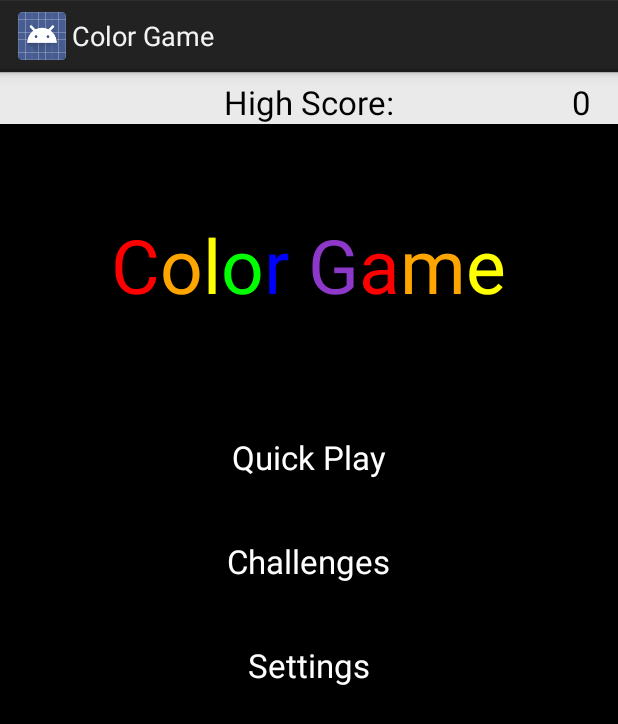
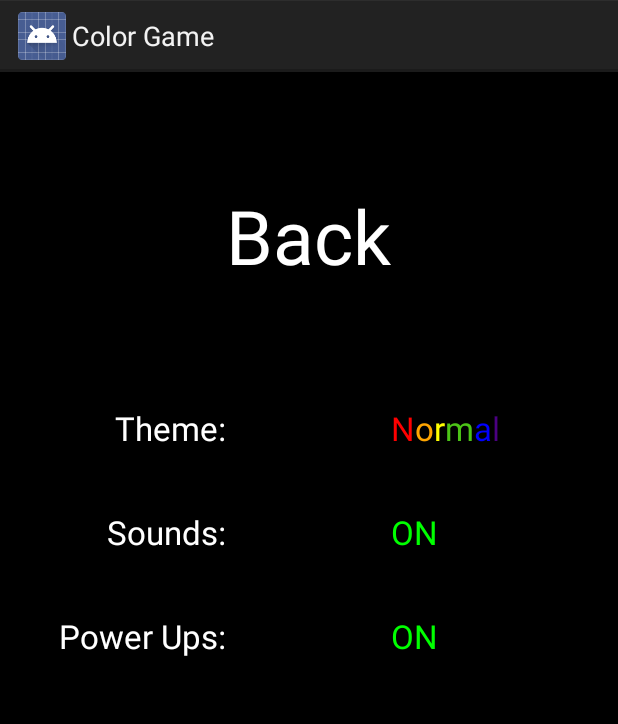
Before and after one commit to VinnieRossi/Color_Game, an Android app: the screen it shows after launch (MainActivity before the commit, Settings after it), after a tap on "Settings", on a phone screen of 412 x 824 dp. Shown: the top 724 px of the screen. Run offline under Robolectric (Android 15) with nearby library versions, the phone set to English and light mode, and no system bars.

Commit message:
Huge overhaul. Large change to main activity. Added settings activity. Added settings. Added life system.

```diff
--- a/app/build.gradle
+++ b/app/build.gradle
@@ -6,7 +6,7 @@ android {
 
     defaultConfig {
         applicationId "com.vinal.color_game"
-        minSdkVersion 8
+        minSdkVersion 11
         targetSdkVersion 19
     }
 
--- a/app/src/main/java/com/vinal/color_game/MainActivity.java
+++ b/app/src/main/java/com/vinal/color_game/MainActivity.java
@@ -1,8 +1,10 @@
 package com.vinal.color_game;
 
 
-import java.lang.reflect.Array;
+
 import java.util.ArrayList;
+
+
 import android.app.Activity;
 import android.content.Context;
 import android.content.Intent;
@@ -10,7 +12,7 @@ import android.content.SharedPreferences;
 import android.graphics.Bitmap;
 import android.graphics.Canvas;
 import android.os.Bundle;
-import android.os.Handler;
+
 import android.text.SpannableString;
 import android.text.style.ForegroundColorSpan;
 import android.view.View;
@@ -22,15 +24,15 @@ public class MainActivity extends Activity {
 	private ImageView playScreen;
 	private TextView score;
     private TextView gameTitle;
-    private TextView quickPlay;
-    private TextView challenges;
-    private TextView settings;
+    private TextView quickPlayText;
+    private TextView challengesText;
+    private TextView settingsText;
 
     private Canvas canvas;
 
     private int highScore;
-    private int oldScore;
-    private ArrayList<Integer> colors = new ArrayList<Integer>();;
+    private ArrayList<Integer> colors = new ArrayList<Integer>();
+
 
 	protected void onCreate(Bundle savedInstanceState) {
 
@@ -40,13 +42,14 @@ public class MainActivity extends Activity {
 		playScreen = (ImageView) findViewById(R.id.playScreen);
 		score = (TextView) findViewById(R.id.scoreValue);
         gameTitle = (TextView) findViewById(R.id.gameTitle);
-        quickPlay = (TextView) findViewById(R.id.quickPlay);
-        challenges = (TextView) findViewById(R.id.challenges);
-        settings = (TextView) findViewById(R.id.settings);
-
+        quickPlayText = (TextView) findViewById(R.id.quickPlayText);
+        challengesText = (TextView) findViewById(R.id.challengesText);
+        settingsText = (TextView) findViewById(R.id.settingsText);
 
 
         SharedPreferences prefs = this.getSharedPreferences("myPrefsKey", Context.MODE_PRIVATE);
+        SharedPreferences.Editor editor = prefs.edit();
+
         highScore = prefs.getInt("key", 0);
         String oS = highScore + "";
         score.setText(oS);
@@ -66,26 +69,26 @@ public class MainActivity extends Activity {
 
         setTitle();
 
-        quickPlay.setOnClickListener(new View.OnClickListener() {
-
+        quickPlayText.setOnClickListener(new View.OnClickListener() {
             public void onClick(View view) {
+                //intent.putExtra("intercept this", variable);
                 Intent intent = new Intent(MainActivity.this, Game.class);
-                //intent.putExtra("intercept this", variable);
                 MainActivity.this.startActivity(intent);
             }
         });
 
-        challenges.setOnClickListener(new View.OnClickListener() {
+        challengesText.setOnClickListener(new View.OnClickListener() {
+            public void onClick(View view) {
 
-            public void onClick(View view) {
 
             }
         });
 
-        settings.setOnClickListener(new View.OnClickListener() {
-
+        settingsText.setOnClickListener(new View.OnClickListener() {
             public void onClick(View view) {
 
+                Intent intent = new Intent(MainActivity.this, Settings.class);
+                MainActivity.this.startActivity(intent);
             }
         });
 	}
@@ -94,13 +97,9 @@ public class MainActivity extends Activity {
         super.onResume();
 
         SharedPreferences prefs = this.getSharedPreferences("myPrefsKey", Context.MODE_PRIVATE);
-        oldScore = prefs.getInt("key", 0);
-        String oS = oldScore + "";
+        highScore = prefs.getInt("key", 0);
+        String oS = highScore + "";
         score.setText(oS);
-    }
-
-    protected void onPause() {
-        super.onPause();
     }
 
     public void setTitle() {
@@ -126,12 +125,15 @@ IDEAS:
 I like the look of blank squares with white background
 Probably remove negative points for a life system, if you have full life at 10k, 25, 50k then you get a bonus. Or negative points scale?
 Possible sweet spot in circle/different noise
-Power ups? Explosive hit, laser rain, etc
+Power ups? Explosive hit, laser rain, every good hit pops another bubble, etc
 A colorwheel that determines the right color to hit?
 Misclick/clicking when wrong color grays it out and requires 2 clicks now?
 Flash red/white then fade out
 Loading screen discs that fan out and line up
 Dont let circles get too small
+Background color settings?
+achievements: double tap required, double speed, start with x circles, 1 life, etc
+
 
 MOVE THIS ALL OUT
 
--- /dev/null
+++ b/app/src/main/java/com/vinal/color_game/Settings.java
@@ -0,0 +1,230 @@
+package com.vinal.color_game;
+
+
+
+import android.app.Activity;
+import android.content.Context;
+import android.content.SharedPreferences;
+import android.graphics.Bitmap;
+import android.os.Bundle;
+import android.text.SpannableString;
+import android.text.style.ForegroundColorSpan;
+import android.view.View;
+import android.widget.ImageView;
+import android.widget.TextView;
+
+import org.w3c.dom.Text;
+
+import java.util.ArrayList;
+import java.util.List;
+
+/**
+ * Created by Vinnie on 12/16/2014.
+ */
+public class Settings extends Activity {
+
+    private ImageView settingsScreen;
+    private TextView back;
+    private TextView themeText;
+    private TextView soundText;
+    private TextView powerUpText;
+    private TextView themeValue;
+    private TextView soundOnText;
+    private TextView powerUpOnText;
+
+    private String currentSettings;
+    private int currentTheme = 0;
+    private List<String> themes;
+    private boolean soundOn = true;
+    private boolean powerUpsOn = true;
+
+    protected void onCreate(Bundle savedInstanceState) {
+
+        super.onCreate(savedInstanceState);
+        setContentView(R.layout.activity_settings_layout);
+
+        settingsScreen = (ImageView) findViewById(R.id.settingsScreen);
+        back = (TextView) findViewById(R.id.back);
+        themeText = (TextView) findViewById(R.id.themeText);
+        themeValue = (TextView) findViewById(R.id.themeValue);
+        soundText = (TextView) findViewById(R.id.soundsText);
+        soundOnText = (TextView) findViewById(R.id.soundValue);
+        powerUpText = (TextView) findViewById(R.id.powerUpsText);
+        powerUpOnText = (TextView) findViewById(R.id.powerUpValue);
+
+        SharedPreferences prefs = this.getSharedPreferences("myPrefsKey", Context.MODE_PRIVATE);
+        SharedPreferences.Editor editor = prefs.edit();
+
+        Bitmap bitmap = Bitmap.createBitmap(1080, 1600, Bitmap.Config.ARGB_8888);
+        settingsScreen.setImageBitmap(bitmap);
+        settingsScreen.setBackgroundColor(getResources().getColor(R.color.black));
+        currentSettings = prefs.getString("settings", "011");
+
+        themes = new ArrayList<String>();
+        themes.add("Normal");
+        themes.add("GrayScale");
+        themes.add("Hot");
+        themes.add("Cool");
+
+        currentTheme = Integer.parseInt(currentSettings.substring(0, 1));
+        soundOn = (currentSettings.substring(1, 2).equals("1"));
+        powerUpsOn = (currentSettings.substring(2).equals("1"));
+
+        if (soundOn) {
+            soundOnText.setText("ON");
+            soundOnText.setTextColor(getResources().getColor(R.color.green));
+        } else {
+            soundOnText.setText("OFF");
+            soundOnText.setTextColor(getResources().getColor(R.color.red));
+        }
+        if (powerUpsOn) {
+            powerUpOnText.setText("ON");
+            powerUpOnText.setTextColor(getResources().getColor(R.color.green));
+        } else {
+            powerUpOnText.setText("OFF");
+            powerUpOnText.setTextColor(getResources().getColor(R.color.red));
+        }
+        themeValue.setText(themes.get(currentTheme));
+        setColoredText((String)themeValue.getText());
+
+        back.setOnClickListener(new View.OnClickListener() {
+            public void onClick(View view) {
+                onPause();
+            }
+        });
+
+        themeText.setOnClickListener(new View.OnClickListener() {
+            public void onClick(View view) {
+                currentTheme = (currentTheme + 1) % themes.size();
+                themeValue.setText(themes.get(currentTheme));
+                setColoredText((String)themeValue.getText());
+            }
+        });
+
+        themeValue.setOnClickListener(new View.OnClickListener() {
+            public void onClick(View view) {
+                currentTheme = (currentTheme + 1) % themes.size();
+                themeValue.setText(themes.get(currentTheme));
+                setColoredText((String)themeValue.getText());
+            }
+        });
+
+        soundText.setOnClickListener(new View.OnClickListener() {
+            public void onClick(View view) {
+                soundOn = !soundOn;
+                if (soundOn) {
+                    soundOnText.setText("ON");
+                    soundOnText.setTextColor(getResources().getColor(R.color.green));
+                } else {
+                    soundOnText.setText("OFF");
+                    soundOnText.setTextColor(getResources().getColor(R.color.red));
+                }
+            }
+        });
+
+        soundOnText.setOnClickListener(new View.OnClickListener() {
+            public void onClick(View view) {
+                soundOn = !soundOn;
+                if (soundOn) {
+                    soundOnText.setText("ON");
+                    soundOnText.setTextColor(getResources().getColor(R.color.green));
+                } else {
+                    soundOnText.setText("OFF");
+                    soundOnText.setTextColor(getResources().getColor(R.color.red));
+                }
+            }
+        });
+
+        powerUpText.setOnClickListener(new View.OnClickListener() {
+            public void onClick(View view) {
+                powerUpsOn = !powerUpsOn;
+                if (powerUpsOn) {
+                    powerUpOnText.setText("ON");
+                    powerUpOnText.setTextColor(getResources().getColor(R.color.green));
+                } else {
+                    powerUpOnText.setText("OFF");
+                    powerUpOnText.setTextColor(getResources().getColor(R.color.red));
+                }
+            }
+        });
+
+        powerUpOnText.setOnClickListener(new View.OnClickListener() {
+            public void onClick(View view) {
+                powerUpsOn = !powerUpsOn;
+                if (powerUpsOn) {
+                    powerUpOnText.setText("ON");
+                    powerUpOnText.setTextColor(getResources().getColor(R.color.green));
+                } else {
+                    powerUpOnText.setText("OFF");
+                    powerUpOnText.setTextColor(getResources().getColor(R.color.red));
+                }
+            }
+        });
+    }
+
+    protected void onPause() {
+        super.onPause();
+
+        SharedPreferences prefs = this.getSharedPreferences("myPrefsKey", Context.MODE_PRIVATE);
+        SharedPreferences.Editor editor = prefs.edit();
+
+        currentSettings = "" + currentTheme;
+        currentSettings += soundOn ? "1" : "0";
+        currentSettings += powerUpsOn ? "1" : "0";
+        editor.putString("settings", currentSettings);
+        editor.commit();
+        finish();
+    }
+
+    public void setColoredText(String themeText) {
+
+        ArrayList<Integer> colors = new ArrayList<Integer>();
+        colors.add(getResources().getColor(R.color.red));
+        colors.add(getResources().getColor(R.color.red_orange));
+        colors.add(getResources().getColor(R.color.orange));
+        colors.add(getResources().getColor(R.color.yellow));
+        colors.add(getResources().getColor(R.color.green));
+        colors.add(getResources().getColor(R.color.green_apple));
+        colors.add(getResources().getColor(R.color.turquoise));
+        colors.add(getResources().getColor(R.color.blue));
+        colors.add(getResources().getColor(R.color.violet_blue));
+        colors.add(getResources().getColor(R.color.violet));
+        colors.add(getResources().getColor(R.color.indigo));
+        colors.add(getResources().getColor(R.color.white));
+        colors.add(getResources().getColor(R.color.gray_cloud));
+        colors.add(getResources().getColor(R.color.gray));
+        colors.add(getResources().getColor(R.color.gray_dolphin));
+        colors.add(getResources().getColor(R.color.black_cat));
+
+        SpannableString text = new SpannableString(themeValue.getText());
+        if (themeText.equals("Normal")) {
+            text.setSpan(new ForegroundColorSpan(colors.get(0)), 0, 1, 0);
+            text.setSpan(new ForegroundColorSpan(colors.get(2)), 1, 2, 0);
+            text.setSpan(new ForegroundColorSpan(colors.get(3)), 2, 3, 0);
+            text.setSpan(new ForegroundColorSpan(colors.get(5)), 3, 4, 0);
+            text.setSpan(new ForegroundColorSpan(colors.get(7)), 4, 5, 0);
+            text.setSpan(new ForegroundColorSpan(colors.get(10)), 5, 6, 0);
+        } else if (themeText.equals("GrayScale")) {
+            text.setSpan(new ForegroundColorSpan(colors.get(11)), 0, 1, 0);
+            text.setSpan(new ForegroundColorSpan(colors.get(12)), 1, 2, 0);
+            text.setSpan(new ForegroundColorSpan(colors.get(13)), 2, 3, 0);
+            text.setSpan(new ForegroundColorSpan(colors.get(14)), 3, 4, 0);
+            text.setSpan(new ForegroundColorSpan(colors.get(15)), 4, 5, 0);
+            text.setSpan(new ForegroundColorSpan(colors.get(11)), 5, 6, 0);
+            text.setSpan(new ForegroundColorSpan(colors.get(12)), 6, 7, 0);
+            text.setSpan(new ForegroundColorSpan(colors.get(13)), 7, 8, 0);
+            text.setSpan(new ForegroundColorSpan(colors.get(14)), 8, 9, 0);
+        }  else if (themeText.equals("Hot")) {
+            text.setSpan(new ForegroundColorSpan(colors.get(0)), 0, 1, 0);
+            text.setSpan(new ForegroundColorSpan(colors.get(1)), 1, 2, 0);
+            text.setSpan(new ForegroundColorSpan(colors.get(2)), 2, 3, 0);
+        } else if (themeText.equals("Cool")) {
+            text.setSpan(new ForegroundColorSpan(colors.get(7)), 0, 1, 0);
+            text.setSpan(new ForegroundColorSpan(colors.get(8)), 1, 2, 0);
+            text.setSpan(new ForegroundColorSpan(colors.get(9)), 2, 3, 0);
+            text.setSpan(new ForegroundColorSpan(colors.get(10)), 3, 4, 0);
+        }
+        themeValue.setText(text);
+    }
+
+}
--- a/app/src/main/res/layout/activity_main_layout.xml
+++ b/app/src/main/res/layout/activity_main_layout.xml
@@ -1,5 +1,6 @@
 <?xml version="1.0" encoding="utf-8"?>
 <RelativeLayout xmlns:android="http://schemas.android.com/apk/res/android"
+    android:id="@+id/test"
     android:layout_width="match_parent"
     android:layout_height="match_parent" >
 
@@ -60,7 +61,7 @@
         android:layout_height="wrap_content"
         android:textAppearance="?android:attr/textAppearanceLarge"
         android:text="Quick Play"
-        android:id="@+id/quickPlay"
+        android:id="@+id/quickPlayText"
         android:layout_below="@+id/gameTitle"
         android:layout_centerHorizontal="true"
         android:layout_marginTop="80dp"
@@ -71,8 +72,8 @@
         android:layout_height="wrap_content"
         android:textAppearance="?android:attr/textAppearanceLarge"
         android:text="Challenges"
-        android:id="@+id/challenges"
-        android:layout_below="@+id/quickPlay"
+        android:id="@+id/challengesText"
+        android:layout_below="@+id/quickPlayText"
         android:layout_centerHorizontal="true"
         android:layout_marginTop="40dp"
         android:textColor="@android:color/white" />
@@ -82,8 +83,8 @@
         android:layout_height="wrap_content"
         android:textAppearance="?android:attr/textAppearanceLarge"
         android:text="Settings"
-        android:id="@+id/settings"
-        android:layout_below="@+id/challenges"
+        android:id="@+id/settingsText"
+        android:layout_below="@+id/challengesText"
         android:layout_centerHorizontal="true"
         android:layout_marginTop="40dp"
         android:textColor="@android:color/white" />
--- /dev/null
+++ b/app/src/main/res/layout/activity_settings_layout.xml
@@ -0,0 +1,103 @@
+<?xml version="1.0" encoding="utf-8"?>
+<LinearLayout xmlns:android="http://schemas.android.com/apk/res/android"
+              android:id="@+id/layoutContainingFragmentView"
+              android:orientation="vertical"
+              android:layout_width="match_parent"
+              android:layout_height="match_parent">
+
+    <RelativeLayout
+        android:layout_width="match_parent"
+        android:layout_height="match_parent"
+        android:layout_gravity="center_horizontal">
+
+        <ImageView
+            android:id="@+id/settingsScreen"
+            android:layout_width="fill_parent"
+            android:layout_height="fill_parent"
+            android:layout_below="@id/relativeLayoutContainingScoreText"
+            android:src="@drawable/ic_launcher" />
+
+        <TextView
+            android:layout_width="wrap_content"
+            android:layout_height="wrap_content"
+            android:textAppearance="?android:attr/textAppearanceLarge"
+            android:text="Back"
+            android:id="@+id/back"
+            android:layout_alignParentTop="true"
+            android:layout_centerHorizontal="true"
+            android:textSize="50sp"
+            android:layout_marginTop="75dp"
+            android:textColor="@android:color/white"/>
+
+        <TextView
+            android:layout_width="wrap_content"
+            android:layout_height="wrap_content"
+            android:textAppearance="?android:attr/textAppearanceLarge"
+            android:text="Theme:"
+            android:id="@+id/themeText"
+            android:layout_marginTop="80dp"
+            android:textColor="@android:color/white"
+            android:layout_below="@+id/back"
+            android:layout_toLeftOf="@+id/back"
+            android:layout_toStartOf="@+id/back"/>
+
+        <TextView
+            android:layout_width="wrap_content"
+            android:layout_height="wrap_content"
+            android:textAppearance="?android:attr/textAppearanceLarge"
+            android:text="Sounds:"
+            android:id="@+id/soundsText"
+            android:textColor="@android:color/white"
+            android:layout_centerVertical="true"
+            android:layout_below="@+id/themeText"
+            android:layout_marginTop="40dp"
+            android:layout_alignRight="@+id/powerUpsText"
+            android:layout_alignEnd="@+id/powerUpsText"/>
+
+        <TextView
+            android:layout_width="wrap_content"
+            android:layout_height="wrap_content"
+            android:textAppearance="?android:attr/textAppearanceLarge"
+            android:text="Power Ups:"
+            android:id="@+id/powerUpsText"
+            android:layout_marginTop="40dp"
+            android:textColor="@android:color/white"
+            android:layout_below="@+id/soundsText"
+            android:layout_toLeftOf="@+id/back"
+            android:layout_toStartOf="@+id/back"/>
+
+        <TextView
+            android:layout_width="wrap_content"
+            android:layout_height="wrap_content"
+            android:textAppearance="?android:attr/textAppearanceLarge"
+            android:text="ON"
+            android:id="@+id/soundValue"
+            android:textColor="@android:color/white"
+            android:layout_alignTop="@+id/soundsText"
+            android:layout_alignLeft="@+id/themeValue"
+            android:layout_alignStart="@+id/themeValue"/>
+
+        <TextView
+            android:layout_width="wrap_content"
+            android:layout_height="wrap_content"
+            android:textAppearance="?android:attr/textAppearanceLarge"
+            android:text="ON"
+            android:id="@+id/powerUpValue"
+            android:layout_alignTop="@+id/powerUpsText"
+            android:layout_alignLeft="@+id/soundValue"
+            android:layout_alignStart="@+id/soundValue"
+            android:textColor="@android:color/white"/>
+
+        <TextView
+            android:layout_width="wrap_content"
+            android:layout_height="wrap_content"
+            android:textAppearance="?android:attr/textAppearanceLarge"
+            android:text="Normal"
+            android:id="@+id/themeValue"
+            android:textColor="@android:color/white"
+            android:layout_alignTop="@+id/themeText"
+            android:layout_toRightOf="@+id/back"
+            android:layout_toEndOf="@+id/back"/>
+
+    </RelativeLayout>
+</LinearLayout>
```
Also changed, not shown: app/src/main/AndroidManifest.xml (+7 -1 lines), app/src/main/java/com/vinal/color_game/Game.java (+108 -34 lines), app/src/main/res/layout/activity_game_layout.xml (+47 -0 lines), app/src/main/res/values/colors.xml (+7 -7 lines), app/src/main/res/drawable-hdpi/green_check.png (added), app/src/main/res/drawable-hdpi/red_x.png (added), 1 other file.
